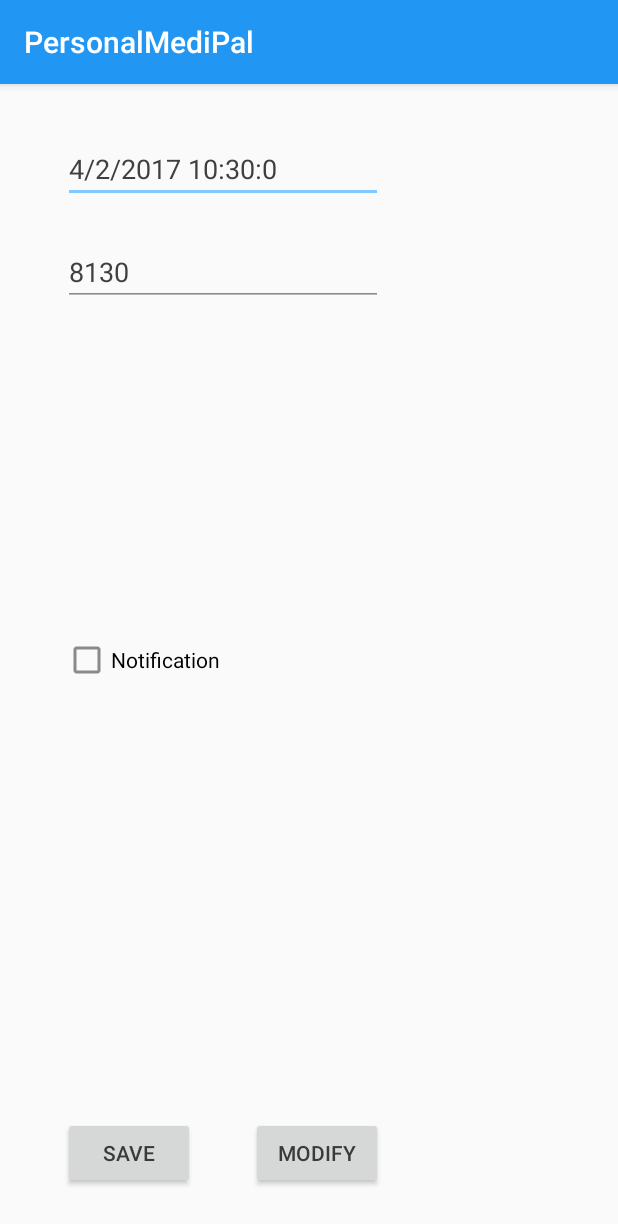
After one commit to evonwoo84/PersonalMediPal, an Android app: the AppointmentActivity screen opened directly, with no data from a screen before it, on a phone screen of 412 x 824 dp. The commit adds this screen. Shown: the top 1224 px of the screen. Run offline under Robolectric (Android 15) with nearby library versions, the phone set to English and light mode, and no system bars.

Commit message:
Sample databaseHelper for SQLite and notification

```diff
--- a/app/build.gradle
+++ b/app/build.gradle
@@ -17,6 +17,7 @@ android {
             proguardFiles getDefaultProguardFile('proguard-android.txt'), 'proguard-rules.pro'
         }
     }
+    sourceSets { main { java.srcDirs = ['src/main/java', 'src/main/java/activity'] } }
 }
 
 dependencies {
@@ -26,4 +27,6 @@ dependencies {
     })
     compile 'com.android.support:appcompat-v7:25.1.1'
     testCompile 'junit:junit:4.12'
+    compile 'com.android.support:design:25.2.0'
+    compile 'com.google.android.gms:play-services-appindexing:8.4.0'
 }
--- /dev/null
+++ b/app/src/main/java/sg/edu/nus/personalmedipal/activity/AppointmentActivity.java
@@ -0,0 +1,103 @@
+package sg.edu.nus.personalmedipal.activity;
+
+import android.app.AlarmManager;
+import android.app.PendingIntent;
+import android.content.Intent;
+import android.os.Bundle;
+import android.support.v7.app.AppCompatActivity;
+import android.util.Log;
+import android.view.View;
+import android.widget.CheckBox;
+import android.widget.EditText;
+
+import java.util.Calendar;
+import java.util.Locale;
+import java.util.Random;
+
+import sg.edu.nus.personalmedipal.R;
+import sg.edu.nus.personalmedipal.receiver.NotificationReceiver;
+
+public class AppointmentActivity extends AppCompatActivity {
+
+    private static final String TAG = "AppointmentActivity";
+    private CheckBox checkBoxApptNotification;
+    private EditText editTextApptDateTime;
+    private EditText editTextAppID;
+    private Integer notificationID;
+    private Calendar calendar;
+
+    @Override
+    protected void onCreate(Bundle savedInstanceState) {
+        super.onCreate(savedInstanceState);
+        setContentView(R.layout.activity_appointment);
+
+        editTextApptDateTime = (EditText) findViewById(R.id.editTextApptDateTime);
+        editTextAppID = (EditText) findViewById(R.id.editTextAppID);
+
+        calendar = Calendar.getInstance();
+        int day = calendar.get(Calendar.DAY_OF_MONTH);
+        int month = calendar.get(Calendar.MONTH);
+        int year = calendar.get(Calendar.YEAR);
+        int hour = calendar.get(Calendar.HOUR);
+        int minutes = calendar.get(Calendar.MINUTE);
+        int seconds = calendar.get(Calendar.SECOND);
+
+        editTextApptDateTime.setText(day + "/" + month + "/" + year + " " +
+                                        hour + ":" + minutes + ":" + seconds);
+
+        Random r = new Random();
+        notificationID = r.nextInt(9999 - 1);
+
+        editTextAppID.setText(String.format(Locale.getDefault(), "%s", notificationID));
+
+    }
+
+    public void onClickSave(View view) {
+
+        checkBoxApptNotification = (CheckBox) findViewById(R.id.checkBoxApptNotification);
+        if (checkBoxApptNotification.isChecked()) {
+            createNotificationMessage();
+        }
+    }
+
+    public void onClickModify(View view) {
+
+        modifyNotificationMessage();
+    }
+
+    public void createNotificationMessage() {
+        Intent intent = new Intent(this, NotificationReceiver.class);
+
+        notificationID = Integer.parseInt(editTextAppID.getText().toString());
+        intent.putExtra("ID", notificationID);
+        intent.putExtra("TIME", "11.00");
+        intent.putExtra("MESSAGE", "You have appointment at _xxx_");
+        PendingIntent pendingIntent = PendingIntent.getBroadcast(this, notificationID, intent, 0);
+
+        //calendar.set(year, month, day, hour, minutes); //to obtain date/time from user input
+        AlarmManager alarmManager = (AlarmManager) getSystemService(ALARM_SERVICE);
+        alarmManager.set(AlarmManager.RTC_WAKEUP, calendar.getTimeInMillis() + 10000, pendingIntent); // testing to send after 10s
+        Log.i(TAG, "ID:" + notificationID);
+        Log.i(TAG, "Time:" + calendar.getTimeInMillis());
+
+    }
+
+    public void modifyNotificationMessage() {
+        Intent intent = new Intent(this, NotificationReceiver.class);
+
+        notificationID = Integer.parseInt(editTextAppID.getText().toString());
+        intent.putExtra("ID", notificationID);
+        intent.putExtra("TIME", "12.00");
+        intent.putExtra("MESSAGE", "You have appointment at _yyy_");
+        PendingIntent pendingIntent = PendingIntent.getBroadcast(this, notificationID, intent, 0);
+
+        //calendar.set(year, month, day, hour, minutes); //to obtain date/time from user input
+        AlarmManager alarmManager = (AlarmManager) getSystemService(ALARM_SERVICE);
+        alarmManager.cancel(pendingIntent);
+        alarmManager.set(AlarmManager.RTC_WAKEUP, calendar.getTimeInMillis() + 15000, pendingIntent); // testing to send after 15s
+        Log.i(TAG, "ID:" + notificationID);
+        Log.i(TAG, "Time:" + calendar.getTimeInMillis());
+
+    }
+
+}
--- /dev/null
+++ b/app/src/main/res/layout/activity_appointment.xml
@@ -0,0 +1,64 @@
+<?xml version="1.0" encoding="utf-8"?>
+<RelativeLayout xmlns:android="http://schemas.android.com/apk/res/android"
+    xmlns:tools="http://schemas.android.com/tools"
+    android:id="@+id/activity_appointment"
+    android:layout_width="match_parent"
+    android:layout_height="match_parent"
+    android:paddingBottom="@dimen/activity_vertical_margin"
+    android:paddingLeft="@dimen/activity_horizontal_margin"
+    android:paddingRight="@dimen/activity_horizontal_margin"
+    android:paddingTop="@dimen/activity_vertical_margin"
+    tools:context="sg.edu.nus.personalmedipal.activity.AppointmentActivity">
+
+    <CheckBox
+        android:text="@string/checkboxApptNotification"
+        android:layout_width="wrap_content"
+        android:layout_height="wrap_content"
+        android:id="@+id/checkBoxApptNotification"
+        android:layout_centerVertical="true"
+        android:layout_alignParentStart="true"
+        android:layout_marginStart="26dp" />
+
+    <Button
+        android:text="@string/buttonApptSave"
+        android:layout_width="wrap_content"
+        android:layout_height="wrap_content"
+        android:layout_alignParentBottom="true"
+        android:layout_alignStart="@+id/checkBoxApptNotification"
+        android:layout_marginBottom="15dp"
+        android:id="@+id/buttonApptSave"
+        android:onClick="onClickSave"/>
+
+    <Button
+        android:text="@string/buttonApptModify"
+        android:layout_width="wrap_content"
+        android:layout_height="wrap_content"
+        android:layout_alignTop="@+id/buttonApptSave"
+        android:layout_alignEnd="@+id/editTextApptDateTime"
+        android:id="@+id/buttonApptModify"
+        android:onClick="onClickModify"/>
+
+    <EditText
+        android:layout_width="wrap_content"
+        android:layout_height="wrap_content"
+        android:inputType="date"
+        android:ems="10"
+        android:id="@+id/editTextApptDateTime"
+        tools:ignore="LabelFor"
+        android:layout_marginTop="18dp"
+        android:layout_alignParentTop="true"
+        android:layout_alignStart="@+id/checkBoxApptNotification"
+        android:hint="@string/editTextApptDateTime" />
+
+    <EditText
+        android:layout_width="wrap_content"
+        android:layout_height="wrap_content"
+        android:inputType="number"
+        android:ems="10"
+        android:layout_marginTop="23dp"
+        android:id="@+id/editTextAppID"
+        android:layout_below="@+id/editTextApptDateTime"
+        android:layout_alignStart="@+id/editTextApptDateTime"
+        android:hint="@string/editTextApptID" />
+
+</RelativeLayout>
--- a/app/src/main/res/values/strings.xml
+++ b/app/src/main/res/values/strings.xml
@@ -1,3 +1,9 @@
 <resources>
     <string name="app_name">PersonalMediPal</string>
+    <string name="checkboxApptNotification">Notification</string>
+    <string name="buttonApptSave">Save</string>
+    <string name="buttonApptModify">Modify</string>
+    <string name="buttonAppointment">Appointment</string>
+    <string name="editTextApptDateTime">Date</string>
+    <string name="editTextApptID">Appointment ID</string>
 </resources>
```
Also changed, not shown: app/src/main/AndroidManifest.xml (+12 -2 lines), app/src/main/java/sg/edu/nus/personalmedipal/MediPalActivity.java (deleted, +0 -13 lines), app/src/main/java/sg/edu/nus/personalmedipal/dao/DatabaseHelper.java (added, +109 -0 lines), app/src/main/java/sg/edu/nus/personalmedipal/medipal/PersonalBio.java (added, +21 -0 lines), app/src/main/java/sg/edu/nus/personalmedipal/receiver/NotificationReceiver.java (added, +39 -0 lines), app/src/main/res/layout/activity_dbhelper.xml (added, +13 -0 lines), app/src/main/res/layout/activity_medi_pal.xml (+9 -3 lines).
